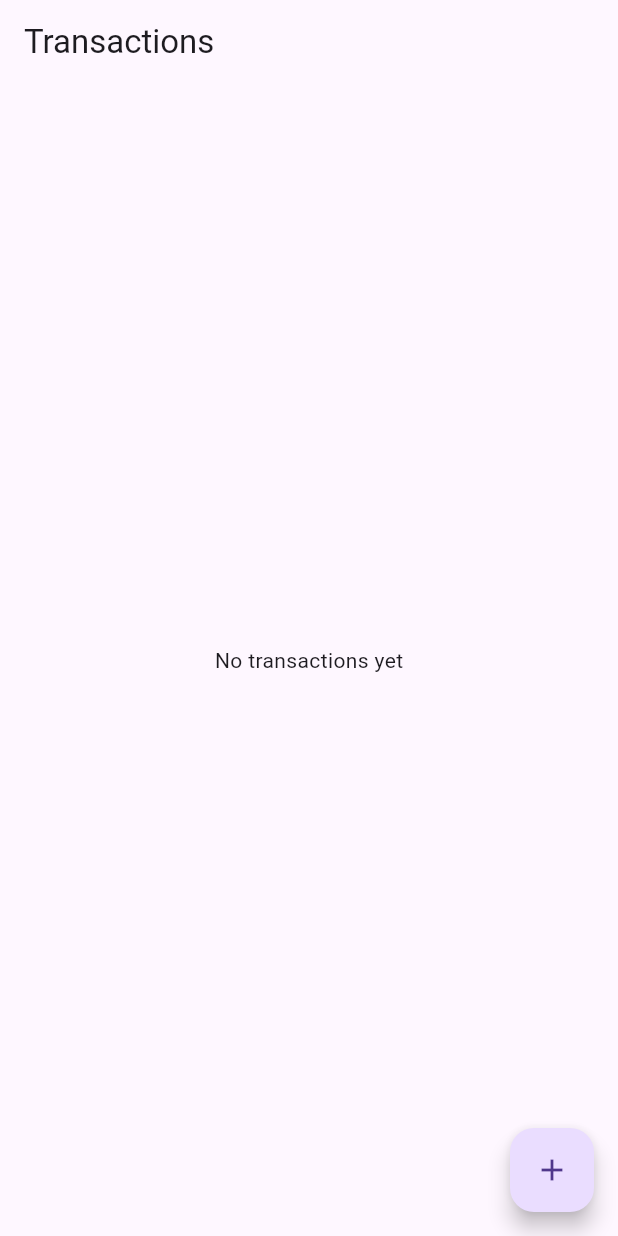
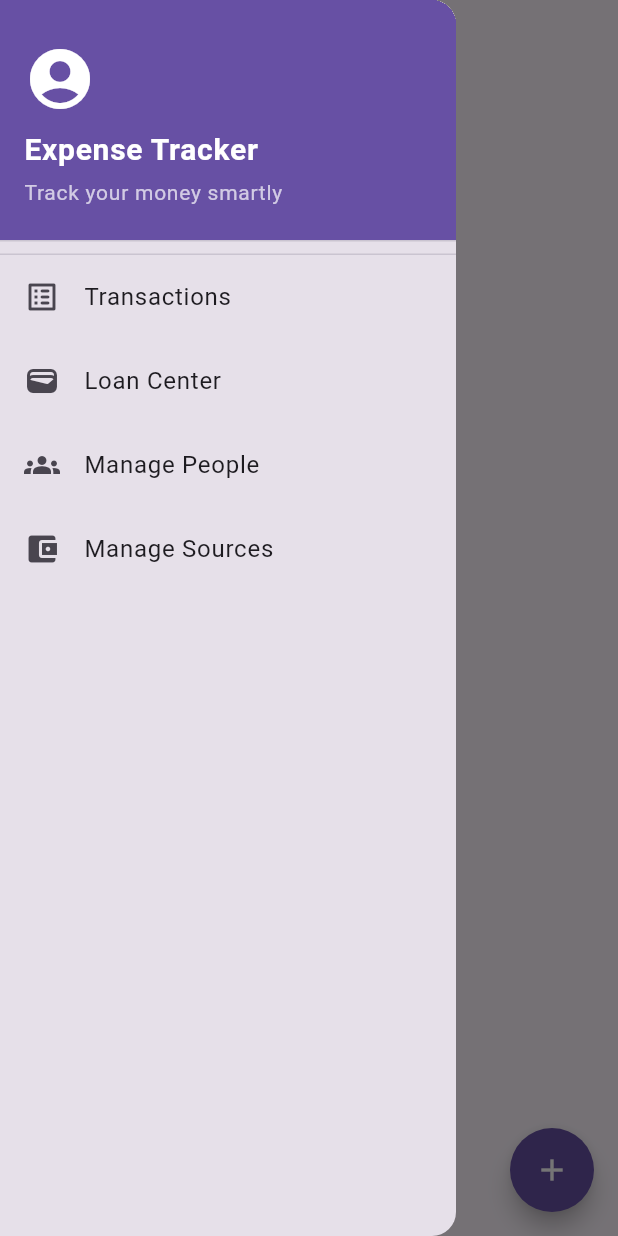
Before and after one commit to AkshatJindal1/expense_tracker_app, a Flutter app: the screen it shows after launch, with the side drawer open (before the commit the screen has no drawer), on a phone screen of 412 x 824 dp. Run offline on Flutter 3.47's test engine with Material 3 defaults, Android fonts, the phone set to English and light mode, and no system bars; drawn by our look-alikes of flutter_speed_dial; our stand-ins replace drift, flutter_riverpod; accounts and stored records are empty; generated files the repository leaves out were written again.

Commit message:
[UI] Add app drawer

```diff
--- a/lib/features/transactions/views/transaction_list_screen.dart
+++ b/lib/features/transactions/views/transaction_list_screen.dart
@@ -1,6 +1,7 @@
 import 'package:expense_tracker_app/core/models/enums.dart';
 import 'package:expense_tracker_app/features/transactions/views/add_transaction_screen.dart';
 import 'package:expense_tracker_app/features/transactions/widgets/add_transaction_button.dart';
+import 'package:expense_tracker_app/features/transactions/widgets/app_drawer.dart';
 import 'package:expense_tracker_app/features/transactions/widgets/delete_transactions_button.dart';
 import 'package:expense_tracker_app/features/transactions/widgets/transaction_type_choicechip.dart';
 import 'package:flutter/material.dart';
@@ -36,6 +37,7 @@ class _TransactionListScreenState extends ConsumerState<TransactionListScreen> {
         }
       },
       child: Scaffold(
+        drawer: AppDrawer(),
         appBar: AppBar(
           title: Text(
             _selectionMode
--- a/lib/features/transactions/widgets/add_transaction_button.dart
+++ b/lib/features/transactions/widgets/add_transaction_button.dart
@@ -1,49 +1,33 @@
 import 'package:expense_tracker_app/core/models/enums.dart';
 import 'package:expense_tracker_app/features/transactions/views/add_transaction_screen.dart';
 import 'package:flutter/material.dart';
+import 'package:flutter_speed_dial/flutter_speed_dial.dart';
 
 class AddTransactionButton extends StatelessWidget {
   const AddTransactionButton({super.key});
 
   @override
   Widget build(BuildContext context) {
-    return FloatingActionButton(
-      onPressed: () async {
-        final choice = await showModalBottomSheet<String>(
-          context: context,
-          builder: (_) {
-            return Column(
-              mainAxisSize: MainAxisSize.min,
+    return SpeedDial(
+      icon: Icons.add,
+      activeIcon: Icons.close,
+      backgroundColor: Theme.of(context).colorScheme.primary,
+      foregroundColor: Colors.white,
       children: [
-                ListTile(
-                  leading: const Icon(Icons.shopping_cart),
-                  title: const Text('Add Expense'),
-                  onTap: () => Navigator.pop(context, 'expense'),
-                ),
-                ListTile(
-                  leading: const Icon(Icons.swap_horiz),
-                  title: const Text('Add Transfer'),
-                  onTap: () => Navigator.pop(context, 'transfer'),
-                ),
-                ListTile(
-                  leading: const Icon(Icons.attach_money),
-                  title: const Text('Add Income'),
-                  onTap: () => Navigator.pop(context, 'income'),
-                ),
-              ],
-            );
-          },
-        );
-
-        switch (choice) {
-          case 'expense':
-            Navigator.push(
+        SpeedDialChild(
+          child: const Icon(Icons.shopping_cart),
+          label: 'Add Expense',
+          onTap:
+              () => Navigator.push(
                 context,
                 MaterialPageRoute(builder: (_) => const AddTransactionScreen()),
-            );
-            break;
-          case 'transfer':
-            Navigator.push(
+              ),
+        ),
+        SpeedDialChild(
+          child: const Icon(Icons.swap_horiz),
+          label: 'Add Transfer',
+          onTap:
+              () => Navigator.push(
                 context,
                 MaterialPageRoute(
                   builder:
@@ -51,10 +35,13 @@ class AddTransactionButton extends StatelessWidget {
                         defaultType: TransactionType.transfer,
                       ),
                 ),
-            );
-            break;
-          case 'income':
-            Navigator.push(
+              ),
+        ),
+        SpeedDialChild(
+          child: const Icon(Icons.attach_money),
+          label: 'Add Income',
+          onTap:
+              () => Navigator.push(
                 context,
                 MaterialPageRoute(
                   builder:
@@ -62,11 +49,9 @@ class AddTransactionButton extends StatelessWidget {
                         defaultType: TransactionType.income,
                       ),
                 ),
-            );
-            break;
-        }
-      },
-      child: const Icon(Icons.add),
+              ),
+        ),
+      ],
     );
   }
 }
--- /dev/null
+++ b/lib/features/transactions/widgets/app_drawer.dart
@@ -0,0 +1,116 @@
+import 'package:flutter/material.dart';
+import 'package:expense_tracker_app/features/transactions/views/transaction_list_screen.dart';
+// import 'package:expense_tracker_app/features/loans/views/loan_center_screen.dart';
+// import 'package:expense_tracker_app/features/people/views/people_screen.dart';
+// import 'package:expense_tracker_app/features/sources/views/sources_screen.dart';
+
+class AppDrawer extends StatelessWidget {
+  const AppDrawer({super.key});
+
+  @override
+  Widget build(BuildContext context) {
+    final theme = Theme.of(context);
+    return Drawer(
+      backgroundColor: theme.colorScheme.surfaceContainerHighest,
+      child: ListView(
+        padding: EdgeInsets.zero,
+        children: [
+          DrawerHeader(
+            decoration: BoxDecoration(color: theme.colorScheme.primary),
+            child: Column(
+              crossAxisAlignment: CrossAxisAlignment.start,
+              mainAxisAlignment: MainAxisAlignment.center,
+              children: [
+                Icon(
+                  Icons.account_circle,
+                  size: 48,
+                  color: theme.colorScheme.onPrimary,
+                ),
+                const SizedBox(height: 8),
+                Text(
+                  'Expense Tracker',
+                  style: TextStyle(
+                    color: theme.colorScheme.onPrimary,
+                    fontSize: 20,
+                    fontWeight: FontWeight.bold,
+                  ),
+                ),
+                const SizedBox(height: 4),
+                Text(
+                  'Track your money smartly',
+                  style: TextStyle(
+                    color: theme.colorScheme.onPrimary.withValues(alpha: 0.7),
+                    fontSize: 14,
+                  ),
+                ),
+              ],
+            ),
+          ),
+
+          const Divider(height: 1),
+
+          ListTile(
+            leading: const Icon(Icons.list_alt_rounded),
+            title: const Text('Transactions'),
+            onTap: () {
+              Navigator.pop(context);
+              Future.delayed(const Duration(milliseconds: 200), () {
+                Navigator.pushReplacement(
+                  context,
+                  MaterialPageRoute(
+                    builder: (_) => const TransactionListScreen(),
+                  ),
+                );
+              });
+            },
+          ),
+          ListTile(
+            leading: const Icon(Icons.wallet_rounded),
+            title: const Text('Loan Center'),
+            onTap: () {
+              Navigator.pop(context);
+              Future.delayed(const Duration(milliseconds: 200), () {
+                Navigator.pushReplacement(
+                  context,
+                  MaterialPageRoute(
+                    builder: (_) => const TransactionListScreen(),
+                  ),
+                );
+              });
+            },
+          ),
+          ListTile(
+            leading: const Icon(Icons.groups),
+            title: const Text('Manage People'),
+            onTap: () {
+              Navigator.pop(context);
+              Future.delayed(const Duration(milliseconds: 200), () {
+                Navigator.pushReplacement(
+                  context,
+                  MaterialPageRoute(
+                    builder: (_) => const TransactionListScreen(),
+                  ),
+                );
+              });
+            },
+          ),
+          ListTile(
+            leading: const Icon(Icons.account_balance_wallet),
+            title: const Text('Manage Sources'),
+            onTap: () {
+              Navigator.pop(context);
+              Future.delayed(const Duration(milliseconds: 200), () {
+                Navigator.pushReplacement(
+                  context,
+                  MaterialPageRoute(
+                    builder: (_) => const TransactionListScreen(),
+                  ),
+                );
+              });
+            },
+          ),
+        ],
+      ),
+    );
+  }
+}
--- a/pubspec.yaml
+++ b/pubspec.yaml
@@ -45,6 +45,7 @@ dependencies:
   flutter_hooks: ^0.20.0
   uuid: ^4.0.0
   json_annotation: ^4.8.1
+  flutter_speed_dial: ^7.0.0
 
 dev_dependencies:
   flutter_test:
```
Also changed, not shown: pubspec.lock. Lines whose indentation alone changed are shown as unchanged.
